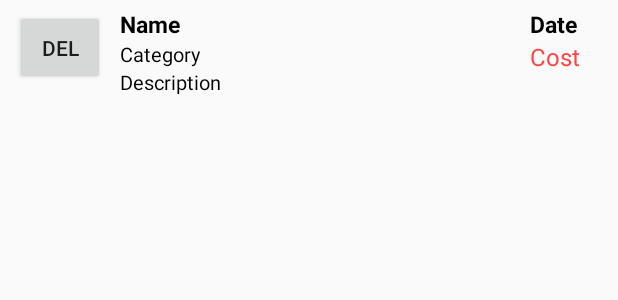
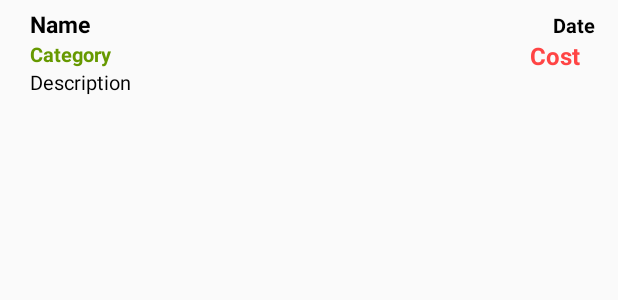
Before and after one commit to rmmick/Capstone, an Android app: the layout list_entry_layout.xml on its own in the app's theme, with its tools: preview values and no code run, on a phone screen of 412 x 824 dp. Shown: the top 300 px of the screen. Run offline under Robolectric (Android 15) with nearby library versions, the phone set to English and light mode, and no system bars.

Commit message:
Fixed Delete, Added option to Sort, Modified listview layout so that name and date don't overlap

```diff
--- a/app/src/main/res/layout/list_entry_layout.xml
+++ b/app/src/main/res/layout/list_entry_layout.xml
@@ -5,50 +5,45 @@
     android:paddingRight="15dp"
     android:paddingLeft="10dp">
 
-    <Button
-        android:id="@+id/delButton"
-        android:layout_width="60dp"
-        android:layout_height="50dp"
-        android:layout_alignParentStart="true"
-        android:layout_centerVertical="true"
-        android:text="Del" />
-
     <TextView
         android:id="@+id/name"
-        android:layout_width="fill_parent"
+        android:layout_width="wrap_content"
         android:layout_height="wrap_content"
-        android:layout_marginTop="5dip"
-        android:layout_toRightOf="@+id/delButton"
-        android:layout_toLeftOf="@+id/cost"
-        android:maxLines="1"
+        android:layout_alignParentStart="true"
+        android:layout_alignParentTop="true"
+        android:layout_toLeftOf="@id/date"
+        android:paddingLeft="10dp"
         android:text="Name"
         android:textColor="@android:color/black"
         android:textSize="15dip"
         android:textStyle="bold"
-        android:paddingLeft="10dp" />
+        android:maxLines="1"
+        android:paddingTop="5dp"/>
 
     <TextView
         android:id="@+id/date"
         android:layout_width="wrap_content"
         android:layout_height="wrap_content"
-        android:layout_marginTop="5dip"
-        android:layout_toRightOf="@+id/name"
-        android:maxLines="1"
+        android:layout_alignEnd="@id/cost"
+        android:layout_alignParentTop="true"
+        android:gravity="right"
         android:text="Date"
         android:textColor="@android:color/black"
-        android:textSize="15dip"
-        android:textStyle="bold" />
+        android:textSize="13dip"
+        android:textStyle="bold"
+        android:paddingTop="7dp"/>
+
     <TextView
         android:id="@+id/category"
         android:layout_width="fill_parent"
         android:layout_height="wrap_content"
         android:layout_below="@+id/name"
         android:layout_toLeftOf="@+id/cost"
-        android:layout_toRightOf="@+id/delButton"
         android:ellipsize="end"
         android:maxLines="3"
         android:text="Category"
-        android:textColor="@android:color/black"
+        android:textColor="@android:color/holo_green_dark"
+        android:textStyle="bold"
         android:textSize="13dip"
         android:paddingLeft="10dp"/>
 
@@ -58,18 +53,19 @@
         android:layout_height="wrap_content"
         android:layout_above="@+id/description"
         android:layout_alignParentRight="true"
-        android:layout_below="@+id/name"
+        android:layout_below="@+id/date"
         android:paddingRight="10dp"
         android:text="Cost"
         android:textColor="@android:color/holo_red_light"
-        android:textSize="16dip" />
+        android:textSize="16dip"
+        android:textStyle="bold"
+        />
 
     <TextView
         android:id="@+id/description"
         android:layout_width="fill_parent"
-        android:layout_height="wrap_content"
+        android:layout_height="40dp"
         android:layout_below="@+id/category"
-        android:layout_toRightOf="@+id/delButton"
         android:ellipsize="end"
         android:maxLines="3"
         android:paddingLeft="10dp"
```
Also changed, not shown: app/src/main/java/com/helper/budget/capstone/RecyclerAdapter.java (+30 -7 lines), app/src/main/java/com/helper/budget/capstone/SelectData.java (deleted, +0 -11 lines), app/src/main/java/com/helper/budget/capstone/Sorter.java (added, +27 -0 lines), app/src/main/java/com/helper/budget/capstone/main.java (+6 -25 lines).
